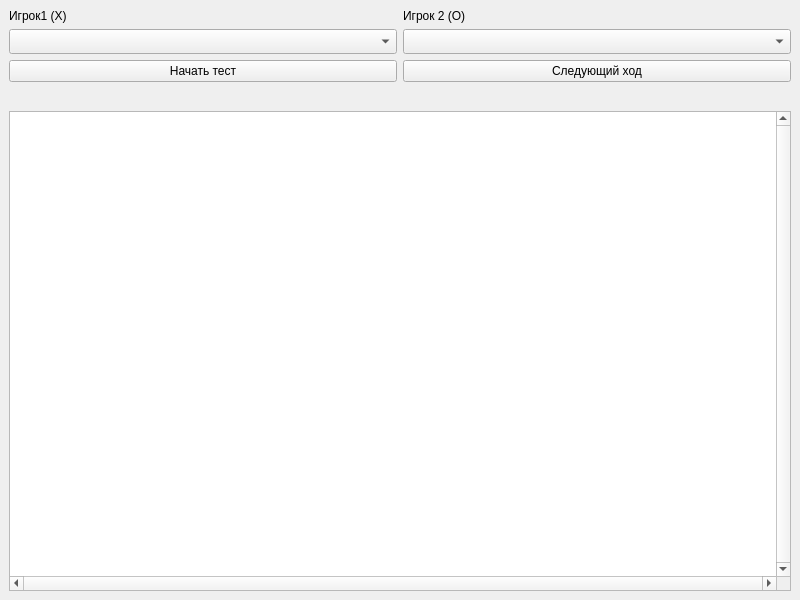
Qt form step_fighter.ui (Lostinlongfile/Xox) before a commit.
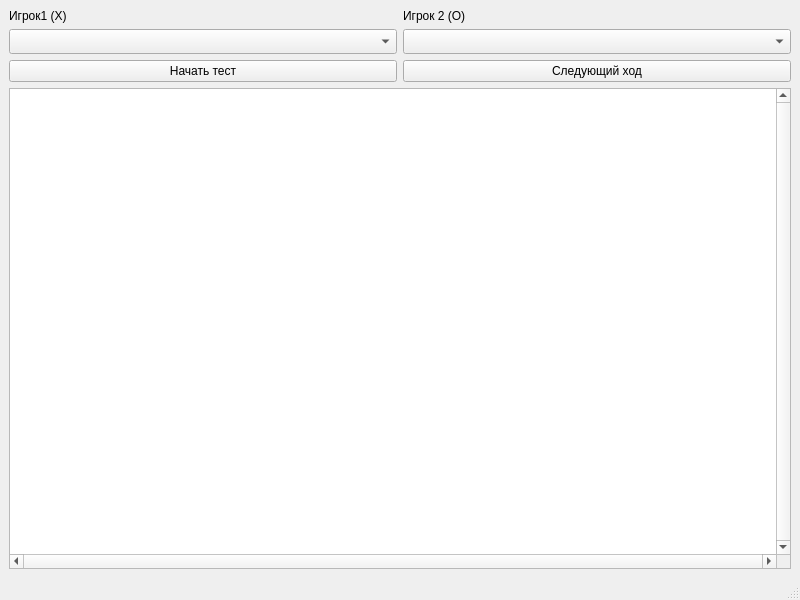
The same form after that commit.

Patch:
```diff
--- a/step_fighter.ui
+++ b/step_fighter.ui
@@ -68,7 +68,7 @@
       </property>
      </widget>
     </item>
-    <item row="5" column="0" colspan="2">
+    <item row="4" column="0" colspan="2">
      <widget class="QGraphicsView" name="graphicsView">
       <property name="verticalScrollBarPolicy">
        <enum>Qt::ScrollBarAlwaysOn</enum>
@@ -85,23 +85,19 @@
       </property>
      </widget>
     </item>
-    <item row="4" column="0" colspan="2">
-     <widget class="QLabel" name="label">
-      <property name="font">
-       <font>
-        <pointsize>11</pointsize>
-       </font>
-      </property>
-      <property name="text">
-       <string/>
-      </property>
-      <property name="alignment">
-       <set>Qt::AlignCenter</set>
-      </property>
-     </widget>
-    </item>
    </layout>
   </widget>
+  <widget class="QMenuBar" name="menubar">
+   <property name="geometry">
+    <rect>
+     <x>0</x>
+     <y>0</y>
+     <width>800</width>
+     <height>20</height>
+    </rect>
+   </property>
+  </widget>
+  <widget class="QStatusBar" name="statusbar"/>
  </widget>
  <resources/>
  <connections/>
```
